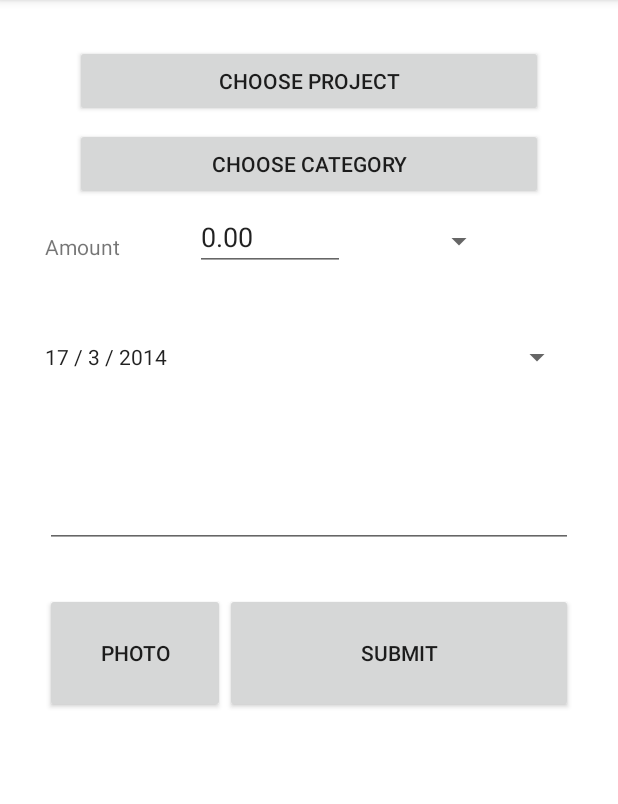
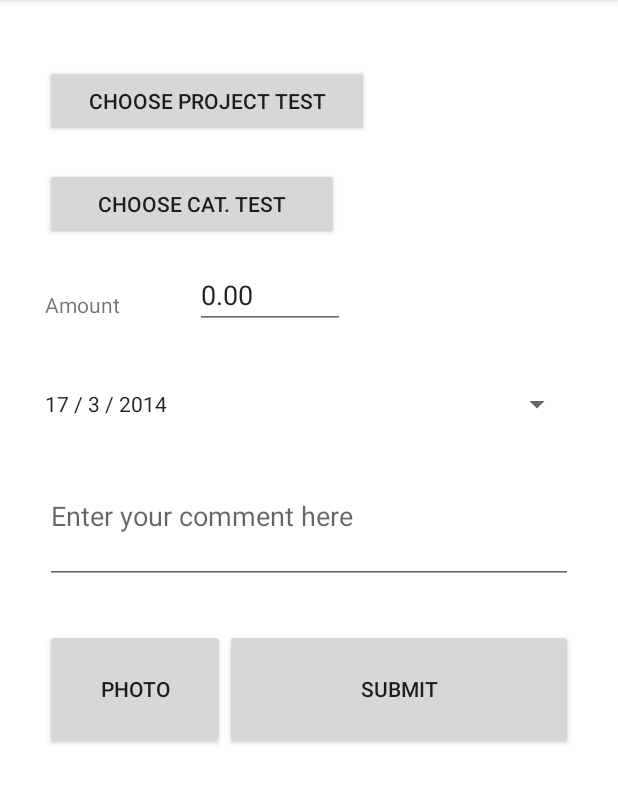
Before and after one commit to vinhnghi223/Project-5, an Android app: the AddScreenActivity screen opened directly, with no data from a screen before it, on a phone screen of 412 x 824 dp, the part 84-888 px from its top. Run offline under Robolectric (Android 15) with nearby library versions, the phone set to English and light mode, and no system bars; libraries missing offline, so code that uses them is left out: com.fourmob.datetimepicker, com.sleepbot.datetimepicker; 2 statements that could not run were skipped.

Commit message:
bug fixing

```diff
--- a/app/src/main/java/pl/byd/wsg/promand/project5/add/AddScreenActivity.java
+++ b/app/src/main/java/pl/byd/wsg/promand/project5/add/AddScreenActivity.java
@@ -49,24 +49,9 @@ public class AddScreenActivity extends ActionBarActivity implements DatePickerDi
         final com.fourmob.datetimepicker.date.DatePickerDialog datePickerDialog = com.fourmob.datetimepicker.date.DatePickerDialog.newInstance(this, calendar.get(Calendar.YEAR), calendar.get(Calendar.MONTH), calendar.get(Calendar.DAY_OF_MONTH));
 
         super.onCreate(savedInstanceState);
-        setContentView(R.layout.add_screen);
+        setContentView(R.layout.add_screen_test);
         ActionBar actionBar = getActionBar();
         actionBar.setHomeButtonEnabled(true); //this required API level 14  MIGUEL
-
-        findViewById(R.id.selectDateButton).setOnClickListener(new View.OnClickListener() {
-            @Override
-            public void onClick(View v) {
-                datePickerDialog.setYearRange(1999, 2028);
-                datePickerDialog.show(getSupportFragmentManager(), DATEPICKER_TAG);
-            }
-        });
-
-        if (savedInstanceState != null) {
-            com.fourmob.datetimepicker.date.DatePickerDialog dpd = (com.fourmob.datetimepicker.date.DatePickerDialog) getSupportFragmentManager().findFragmentByTag(DATEPICKER_TAG);
-            if (dpd != null) {
-                dpd.setOnDateSetListener((com.fourmob.datetimepicker.date.DatePickerDialog.OnDateSetListener) this);
-            }
-        }
 
         //References for user input edit text
         projectTextView= (TextView) findViewById(R.id.projectTextView);
@@ -84,6 +69,21 @@ public class AddScreenActivity extends ActionBarActivity implements DatePickerDi
 
         Button nButton = (Button) findViewById(R.id.selectDateButton);
         nButton.setText(dynamicCalendarText);
+
+        findViewById(R.id.selectDateButton).setOnClickListener(new View.OnClickListener() {
+            @Override
+            public void onClick(View v) {
+                datePickerDialog.setYearRange(1999, 2028);
+                datePickerDialog.show(getSupportFragmentManager(), DATEPICKER_TAG);
+            }
+        });
+
+        if (savedInstanceState != null) {
+            com.fourmob.datetimepicker.date.DatePickerDialog dpd = (com.fourmob.datetimepicker.date.DatePickerDialog) getSupportFragmentManager().findFragmentByTag(DATEPICKER_TAG);
+            if (dpd != null) {
+                dpd.setOnDateSetListener((com.fourmob.datetimepicker.date.DatePickerDialog.OnDateSetListener) this);
+            }
+        }
 
     }
 
--- a/app/src/main/res/layout/add_screen_test.xml
+++ b/app/src/main/res/layout/add_screen_test.xml
@@ -93,17 +93,19 @@
 
          </LinearLayout>
 
-    <!-- <LinearLayout
+    <LinearLayout
          android:layout_width="match_parent"
          android:layout_height="60dp"
          android:layout_marginTop="7dp"
          android:orientation="horizontal">
 
-          <DatePicker
-              android:layout_width="match_parent"
-              android:layout_height="match_parent" />
+                      <Button
+                android:layout_width="match_parent"
+                android:layout_height="match_parent"
+                android:id="@+id/selectDateButton"
+                style="?android:attr/spinnerStyle"/>
 
-          </LinearLayout>-->
+          </LinearLayout>
 
     <!--Comment EditText-->
           <LinearLayout
```
